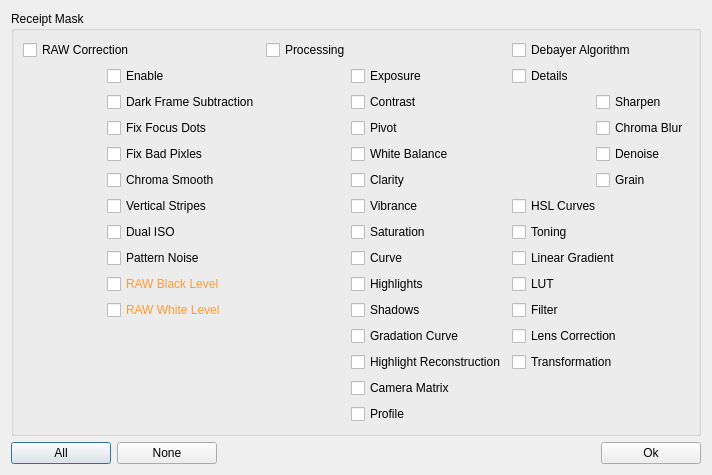
The window that platform/qt/ReceiptCopyMaskDialog.ui (ilia3101/MLV-App) describes before a commit, drawn with Qt 5.
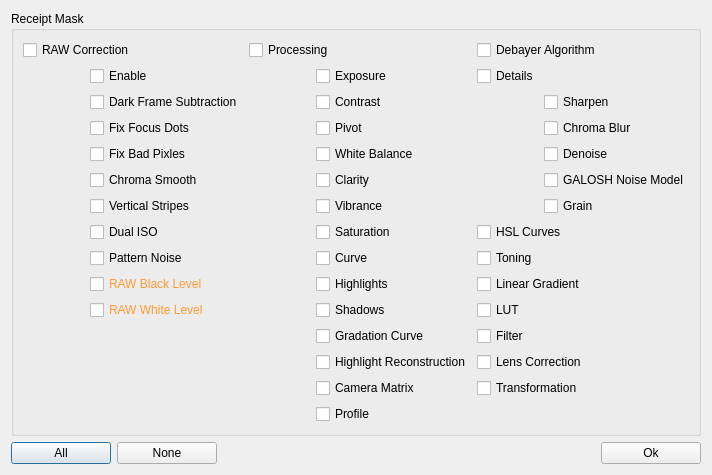
The same window after the commit.

Commit message: full-resolution chroma and manual per-clip noise model

```diff
--- a/platform/qt/ReceiptCopyMaskDialog.ui
+++ b/platform/qt/ReceiptCopyMaskDialog.ui
@@ -74,6 +74,16 @@
             </property>
            </widget>
           </item>
+          <item>
+           <widget class="QCheckBox" name="checkBoxGaloshNoiseModel">
+            <property name="toolTip">
+             <string>Copy the per-clip GALOSH alpha/sigma noise model. The noise frame stays with the clip.</string>
+            </property>
+            <property name="text">
+             <string>GALOSH Noise Model</string>
+            </property>
+           </widget>
+          </item>
           <item>
            <widget class="QCheckBox" name="checkBoxGrain">
             <property name="text">
```
The commit also changes 22 other files.
